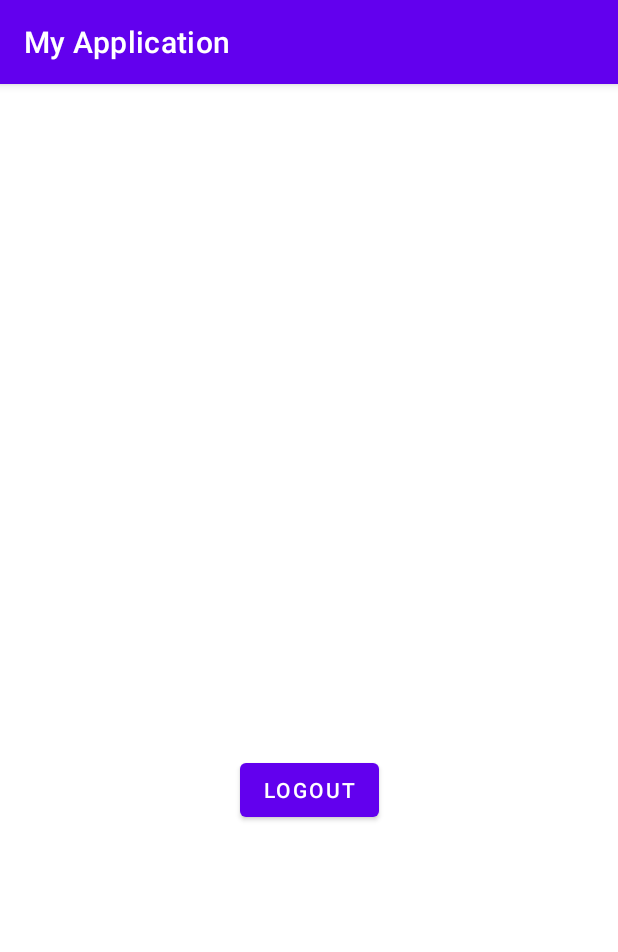
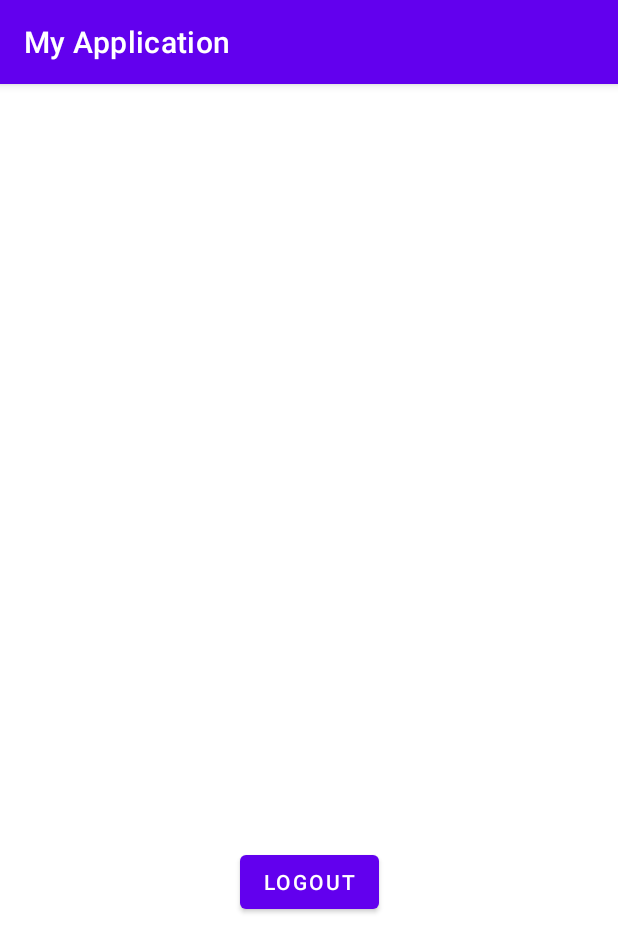
Before and after one commit to vamseevk2001/Kart-X, an Android app: the screen it shows after launch once a user with an empty profile is signed in (Profile), on a phone screen of 412 x 824 dp. Shown: the top 952 px of the screen. Run offline under Robolectric (Android 15) with nearby library versions, the phone set to English and light mode, and no system bars; our stand-ins replace Firebase (no records; nobody signed in at launch, a user with empty details on screens opened directly).

```diff
--- a/app/src/main/java/com/shapps/myapplication/Profile.java
+++ b/app/src/main/java/com/shapps/myapplication/Profile.java
@@ -20,6 +20,9 @@ public class Profile extends AppCompatActivity {
         super.onCreate(savedInstanceState);
         setContentView(R.layout.activity_profile);
         logout=findViewById(R.id.logout_id);
+        name = findViewById(R.id.name);
+        mail = findViewById(R.id.mail);
+
 
         GoogleSignInAccount signInAccount = GoogleSignIn.getLastSignedInAccount(this);
            if(signInAccount !=null){
@@ -30,7 +33,7 @@ public class Profile extends AppCompatActivity {
             @Override
             public void onClick(View view) {
                 FirebaseAuth.getInstance().signOut();
-                Intent intent =new Intent(getApplicationContext(),Dashboard.class);
+                Intent intent =new Intent(getApplicationContext(),MainActivity.class);
                 startActivity(intent);
             }
         });
--- a/app/src/main/res/layout/activity_main.xml
+++ b/app/src/main/res/layout/activity_main.xml
@@ -29,6 +29,7 @@
             />
 
 
+
     </androidx.cardview.widget.CardView>
 
     <Button
--- a/app/src/main/res/layout/activity_profile.xml
+++ b/app/src/main/res/layout/activity_profile.xml
@@ -10,10 +10,28 @@
         android:id="@+id/logout_id"
         android:layout_width="wrap_content"
         android:layout_height="wrap_content"
-        android:layout_marginBottom="273dp"
+        android:layout_marginBottom="212dp"
         android:text="@string/logout"
         app:layout_constraintBottom_toBottomOf="parent"
         app:layout_constraintEnd_toEndOf="parent"
         app:layout_constraintStart_toStartOf="parent" />
 
+    <TextView
+        android:id="@+id/name"
+        android:layout_width="wrap_content"
+        android:layout_height="wrap_content"
+        app:layout_constraintBottom_toTopOf="@+id/logout_id"
+        app:layout_constraintEnd_toEndOf="parent"
+        app:layout_constraintStart_toStartOf="parent"
+        app:layout_constraintTop_toTopOf="parent" />
+
+    <TextView
+        android:id="@+id/mail"
+        android:layout_width="wrap_content"
+        android:layout_height="wrap_content"
+        app:layout_constraintBottom_toTopOf="@+id/name"
+        app:layout_constraintEnd_toEndOf="parent"
+        app:layout_constraintStart_toStartOf="parent"
+        app:layout_constraintTop_toTopOf="parent" />
+
 </androidx.constraintlayout.widget.ConstraintLayout>
```
Also changed, not shown: 1 other file.
